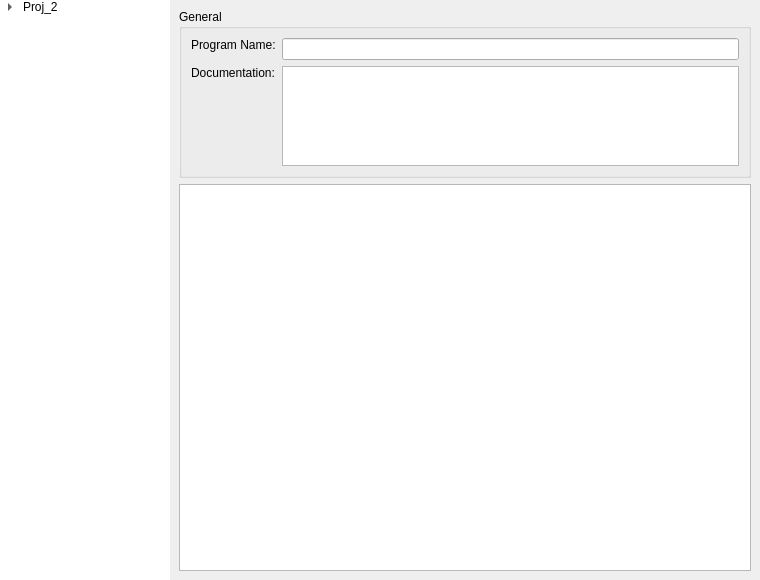
Qt form src/developer/edit.ui (aelliott/GP2) before a commit.
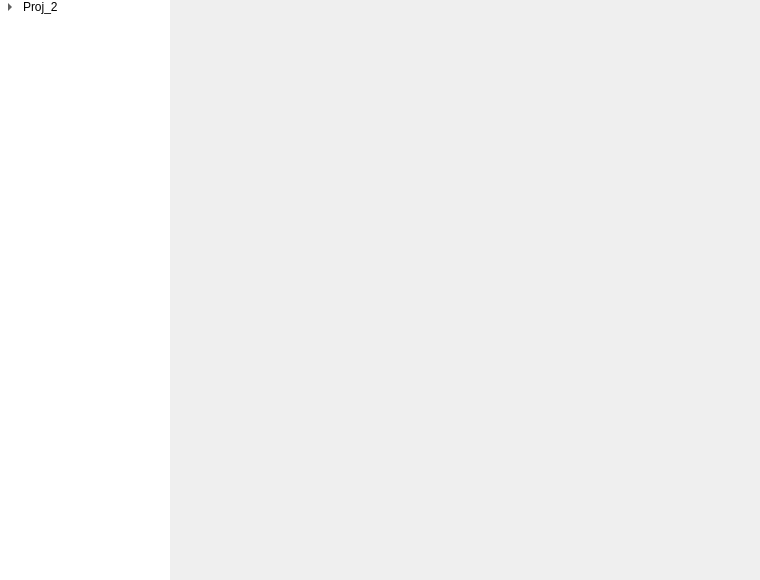
The same form after that commit. The open tabs and pages were chosen to show the change. Icons and pictures are not drawn. Custom widgets are drawn as their Qt base class.

What changed in the file:
```diff
--- a/src/developer/edit.ui
+++ b/src/developer/edit.ui
@@ -159,72 +159,8 @@
      <widget class="Developer::RuleEdit" name="ruleEdit">
       <layout class="QVBoxLayout" name="verticalLayout_7"/>
      </widget>
-     <widget class="QWidget" name="programEdit">
-      <layout class="QVBoxLayout" name="verticalLayout_3">
-       <item>
-        <widget class="QGroupBox" name="groupBox">
-         <property name="sizePolicy">
-          <sizepolicy hsizetype="Preferred" vsizetype="Minimum">
-           <horstretch>0</horstretch>
-           <verstretch>0</verstretch>
-          </sizepolicy>
-         </property>
-         <property name="title">
-          <string>General</string>
-         </property>
-         <layout class="QFormLayout" name="formLayout_2">
-          <item row="0" column="0">
-           <widget class="QLabel" name="label">
-            <property name="sizePolicy">
-             <sizepolicy hsizetype="Preferred" vsizetype="Fixed">
-              <horstretch>0</horstretch>
-              <verstretch>0</verstretch>
-             </sizepolicy>
-            </property>
-            <property name="text">
-             <string>Program Name:</string>
-            </property>
-           </widget>
-          </item>
-          <item row="0" column="1">
-           <widget class="QLineEdit" name="lineEdit"/>
-          </item>
-          <item row="1" column="0">
-           <widget class="QLabel" name="label_2">
-            <property name="sizePolicy">
-             <sizepolicy hsizetype="Preferred" vsizetype="Fixed">
-              <horstretch>0</horstretch>
-              <verstretch>0</verstretch>
-             </sizepolicy>
-            </property>
-            <property name="text">
-             <string>Documentation:</string>
-            </property>
-           </widget>
-          </item>
-          <item row="1" column="1">
-           <widget class="QPlainTextEdit" name="plainTextEdit">
-            <property name="sizePolicy">
-             <sizepolicy hsizetype="Expanding" vsizetype="Fixed">
-              <horstretch>0</horstretch>
-              <verstretch>0</verstretch>
-             </sizepolicy>
-            </property>
-            <property name="maximumSize">
-             <size>
-              <width>16777215</width>
-              <height>100</height>
-             </size>
-            </property>
-           </widget>
-          </item>
-         </layout>
-        </widget>
-       </item>
-       <item>
-        <widget class="QPlainTextEdit" name="plainTextEdit_2"/>
-       </item>
-      </layout>
+     <widget class="Developer::ProgramEdit" name="programEdit">
+      <layout class="QVBoxLayout" name="verticalLayout_3"/>
      </widget>
      <widget class="QWidget" name="graphEdit">
       <layout class="QVBoxLayout" name="verticalLayout_5">
@@ -244,6 +180,18 @@
    <header>ruleedit.hpp</header>
    <container>1</container>
   </customwidget>
+  <customwidget>
+   <class>Developer::ProgramEdit</class>
+   <extends>QWidget</extends>
+   <header>programedit.hpp</header>
+   <container>1</container>
+  </customwidget>
+  <customwidget>
+   <class>Developer::GraphEdit</class>
+   <extends>QWidget</extends>
+   <header>graphedit.hpp</header>
+   <container>1</container>
+  </customwidget>
  </customwidgets>
  <resources>
   <include location="icons.qrc"/>
```
Left out of the diff: 8 changed lines with no effect on the pictures.
